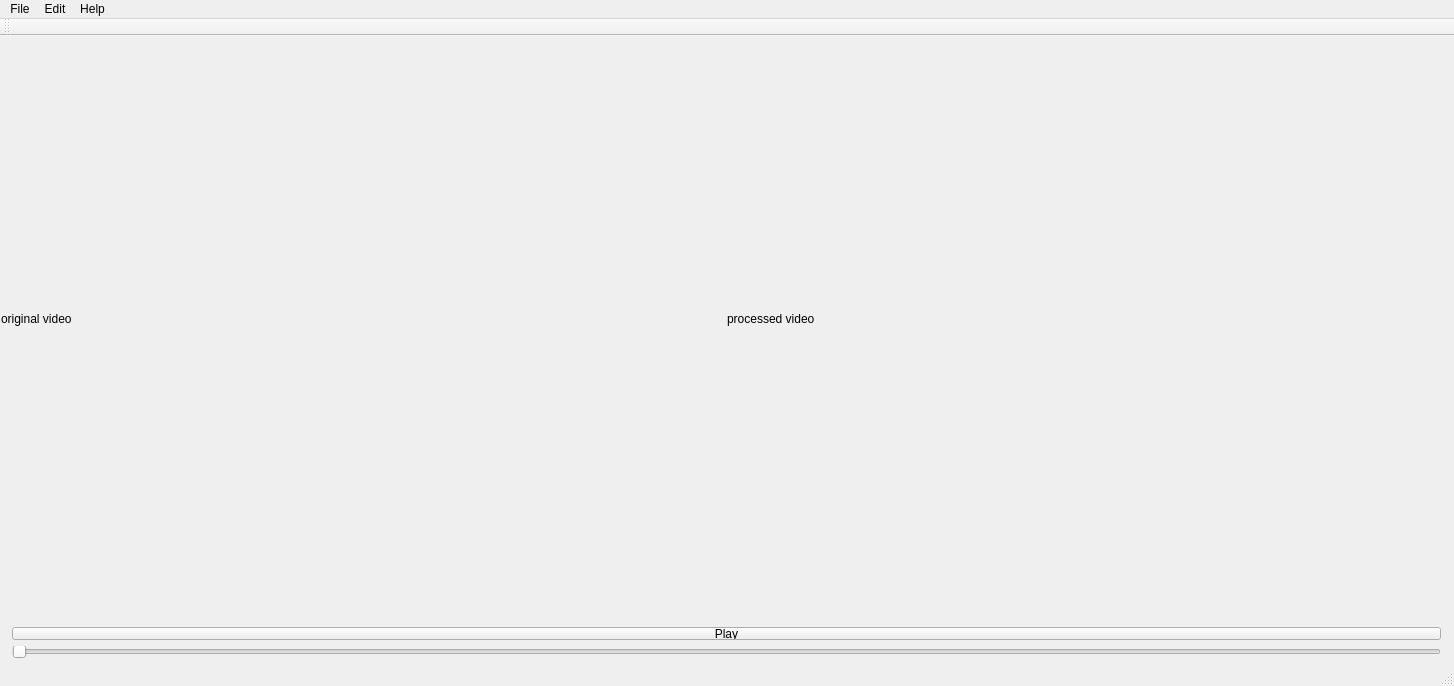
The window that BachelorThesis.ui (schwittlick/BachelorThesis) describes before a commit, drawn with Qt 5.
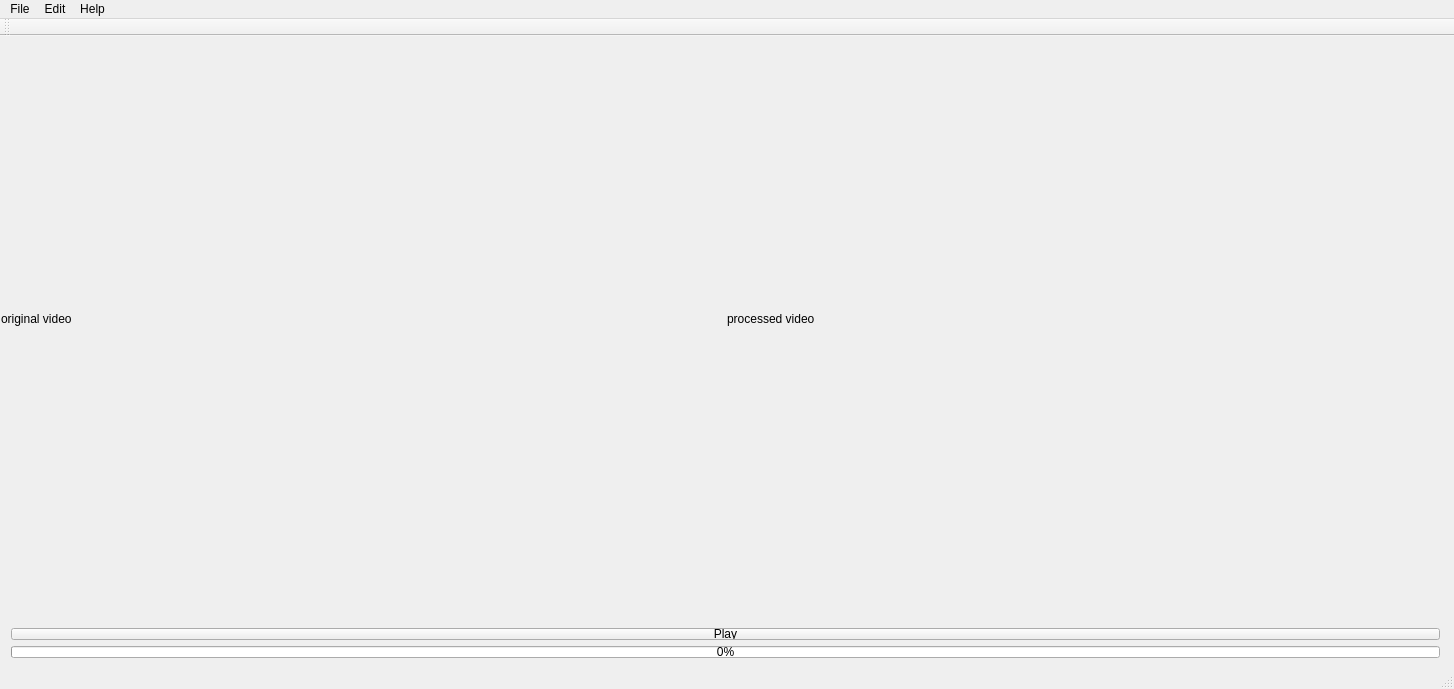
The same window after the commit.

What changed in the file:
```diff
--- a/BachelorThesis.ui
+++ b/BachelorThesis.ui
@@ -7,7 +7,7 @@
     <x>0</x>
     <y>0</y>
     <width>1454</width>
-    <height>686</height>
+    <height>689</height>
    </rect>
   </property>
   <property name="windowTitle">
@@ -67,10 +67,10 @@
    <widget class="QWidget" name="layoutWidget">
     <property name="geometry">
      <rect>
-      <x>1</x>
-      <y>580</y>
+      <x>0</x>
+      <y>581</y>
       <width>1451</width>
-      <height>53</height>
+      <height>52</height>
      </rect>
     </property>
     <layout class="QVBoxLayout" name="verticalLayout">
@@ -82,15 +82,9 @@
       </widget>
      </item>
      <item>
-      <widget class="QSlider" name="progressBarSlider">
-       <property name="maximum">
-        <number>1</number>
-       </property>
-       <property name="singleStep">
-        <number>1</number>
-       </property>
-       <property name="orientation">
-        <enum>Qt::Horizontal</enum>
+      <widget class="QProgressBar" name="progressBar">
+       <property name="value">
+        <number>0</number>
        </property>
       </widget>
      </item>
```
